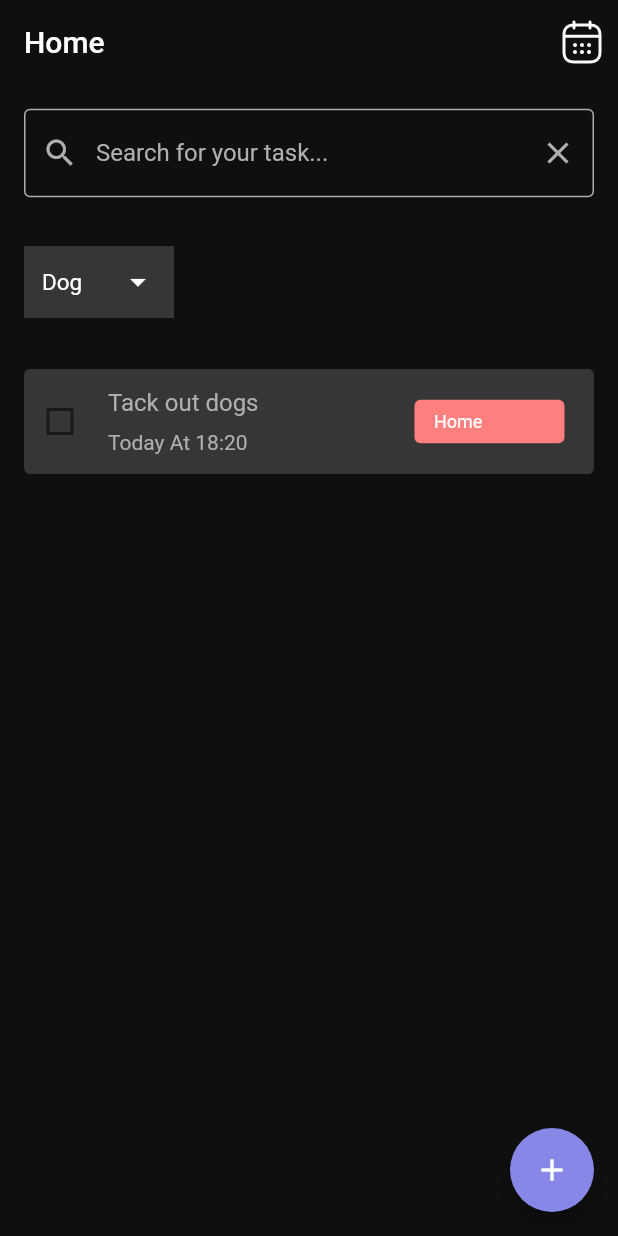
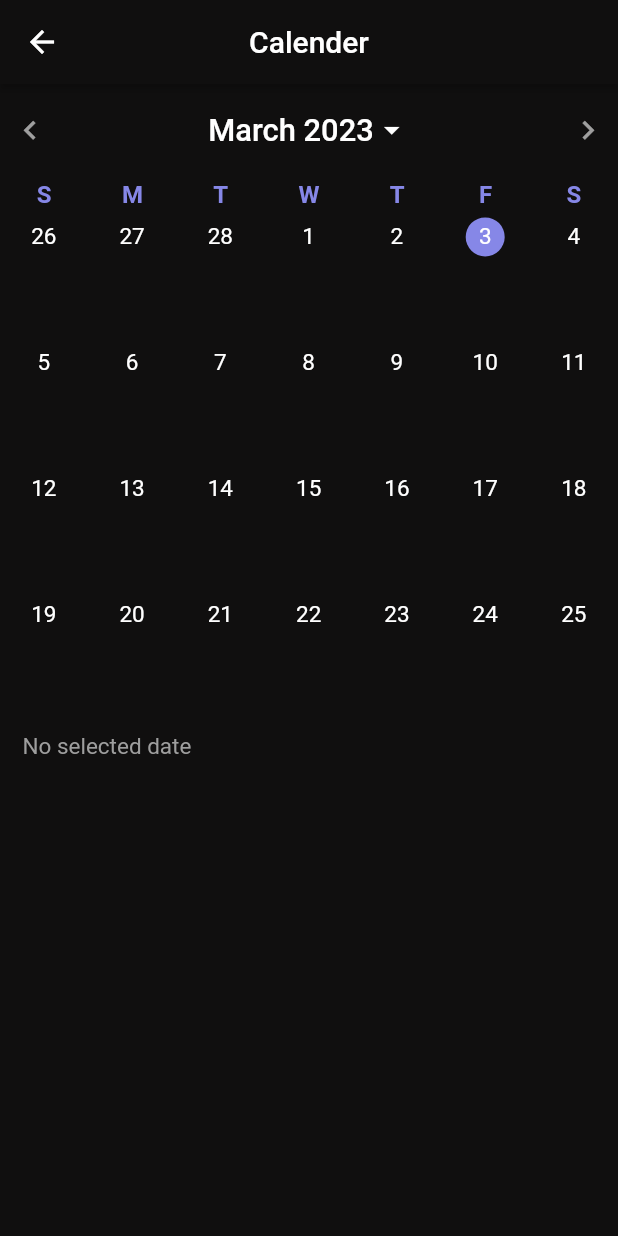
Before and after one commit to nadeemabualarayes/todo, a Flutter app: the HomeScreen screen opened directly, after a tap on an icon or button, on a phone screen of 412 x 824 dp. Run offline on Flutter 3.47's test engine with Material 2 defaults, Android fonts, the phone set to English and light mode, and no system bars; drawn by our look-alikes of syncfusion_flutter_calendar; our stand-ins replace flutter_datetime_picker, flutter_svg, fluttertoast, get; missing offline and left inert: flutter_iconpicker, shared_preferences_web.

Commit message:
add calender

```diff
--- /dev/null
+++ b/lib/Pages/calender_page.dart
@@ -0,0 +1,112 @@
+import 'package:flutter/material.dart';
+import 'package:syncfusion_flutter_calendar/calendar.dart';
+import 'package:todotask/utils/colors.dart';
+
+class CalenderPage extends StatefulWidget {
+  static const String id = '/CalenderPage';
+
+  const CalenderPage({Key key}) : super(key: key);
+
+  @override
+  _CalenderPageState createState() => _CalenderPageState();
+}
+
+class _CalenderPageState extends State<CalenderPage> {
+  @override
+  initState() {
+    super.initState();
+    goToCalender();
+  }
+
+  @override
+  Widget build(BuildContext context) {
+    return Scaffold(
+        appBar: AppBar(
+          leading: const BackButton(color: kWhiteColor),
+          elevation: 2,
+          title: const Text(
+            'Calender',
+            style: TextStyle(color: kWhiteColor, fontSize: 20),
+          ),
+          centerTitle: true,
+          backgroundColor: kBackgroundColor,
+        ),
+        backgroundColor: kBackgroundColor,
+        body:
+            SafeArea(child: OrientationBuilder(builder: (context, orientation) {
+          return LayoutBuilder(builder: (context, constraints) {
+            return SfCalendar(
+              viewHeaderStyle: ViewHeaderStyle(
+                backgroundColor: kBackgroundColor,
+                dayTextStyle: TextStyle(
+                    fontSize: MediaQuery.of(context).textScaleFactor * 16,
+                    color: kPurpleColor,
+                    fontWeight: FontWeight.bold),
+                dateTextStyle: TextStyle(
+                    fontSize: MediaQuery.of(context).textScaleFactor * 16,
+                    color: kPurpleColor,
+                    fontWeight: FontWeight.bold),
+              ),
+              todayTextStyle: TextStyle(
+                color: kWhiteColor,
+                fontSize: MediaQuery.of(context).textScaleFactor * 15,
+              ),
+              todayHighlightColor: kPurpleColor,
+              headerStyle: CalendarHeaderStyle(
+                backgroundColor: kBackgroundColor,
+                textAlign: TextAlign.center,
+                textStyle: TextStyle(
+                  color: kWhiteColor,
+                  fontSize: orientation == Orientation.landscape &&
+                          constraints.maxWidth > 500
+                      ? 0.02 * constraints.maxWidth
+                      : 0.05 * constraints.maxWidth,
+                ),
+              ),
+              headerHeight: displayScreenHeight(context) * 0.08,
+              view: CalendarView.month,
+              showNavigationArrow: true,
+              showDatePickerButton: true,
+              // dataSource: EventCalendarDataSource(
+              //     Provider.of<DataSync>(context, listen: false)
+              //         .adminListOfCalendarDataGetter),
+              monthViewSettings: MonthViewSettings(
+                  showTrailingAndLeadingDates: false,
+                  agendaStyle: AgendaStyle(
+                      appointmentTextStyle: TextStyle(
+                          color: kPurpleColor,
+                          fontSize: MediaQuery.of(context).textScaleFactor * 15,
+                          fontWeight: FontWeight.bold),
+                      dayTextStyle: TextStyle(
+                          fontSize: MediaQuery.of(context).textScaleFactor * 15,
+                          fontWeight: FontWeight.bold,
+                          color: kPurpleColor),
+                      dateTextStyle: TextStyle(
+                          fontSize: MediaQuery.of(context).textScaleFactor * 15,
+                          fontWeight: FontWeight.bold,
+                          color: kPurpleColor),
+                      backgroundColor: kBackgroundColor),
+                  monthCellStyle: MonthCellStyle(
+                    backgroundColor: kBackgroundColor,
+                    todayBackgroundColor: kBackgroundColor,
+                    trailingDatesBackgroundColor: kBackgroundColor,
+                    leadingDatesBackgroundColor: kBackgroundColor,
+                    textStyle: TextStyle(
+                        fontSize: MediaQuery.of(context).textScaleFactor * 15,
+                        color: kWhiteColor),
+                  ),
+                  agendaViewHeight: displayScreenHeight(context) * 0.45,
+                  appointmentDisplayCount: 4,
+                  numberOfWeeksInView: 4,
+                  showAgenda: true,
+                  dayFormat: 'EE',
+                  appointmentDisplayMode:
+                      MonthAppointmentDisplayMode.indicator),
+              cellBorderColor: kBackgroundColor,
+            );
+          });
+        })));
+  }
+
+  void goToCalender() async {}
+}
--- a/lib/Pages/home_screen.dart
+++ b/lib/Pages/home_screen.dart
@@ -3,6 +3,7 @@ import 'package:flutter_svg/svg.dart';
 import 'package:todotask/Pages/Sheets/todo_sheet.dart';
 
 import '../utils/colors.dart';
+import 'calender_page.dart';
 
 class HomeScreen extends StatefulWidget {
   const HomeScreen({Key key}) : super(key: key);
@@ -17,11 +18,9 @@ class _HomeScreenState extends State<HomeScreen> {
     return Scaffold(
       floatingActionButton: FloatingActionButton(
         onPressed: () async {
-          //TodoSheet.show(context);
-          var event = await TodoSheet.show(
+          await TodoSheet.show(
             context,
           );
-          print(event);
         },
         backgroundColor: kPurpleColor,
         child: const Icon(Icons.add),
@@ -39,7 +38,13 @@ class _HomeScreenState extends State<HomeScreen> {
             child: AspectRatio(
                 aspectRatio: 0.8,
                 child: GestureDetector(
-                  onTap: () async {},
+                  onTap: () async {
+                    Navigator.of(context).push(
+                      MaterialPageRoute(
+                        builder: (_) => const CalenderPage(),
+                      ),
+                    );
+                  },
                   child: SvgPicture.asset(
                     "assets/calender.svg",
                     color: kWhiteColor,
```
